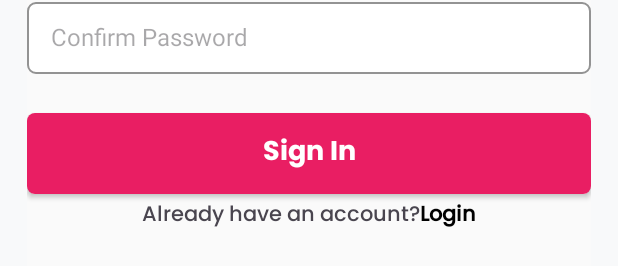
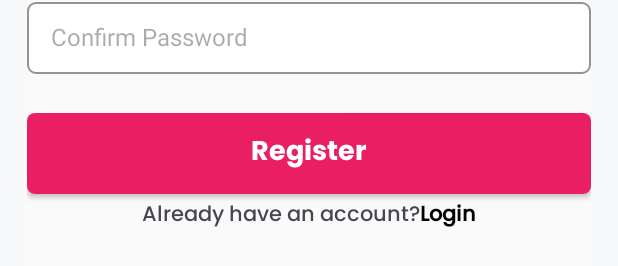
Before and after one commit to nguyen-dat-1612/blossy-flowerapp, an Android app: the layout fragment_register.xml on its own in the app's theme, with its tools: preview values and no code run, on a phone screen of 412 x 824 dp. Shown: the part 954-1220 px from the top of the screen. Run offline under Robolectric (Android 15) with nearby library versions, the phone set to English and light mode, and no system bars; network calls fail.

Commit message:
Improve registration and login form validation
- Show validation errors directly below input fields
- Retain single-click and loading overlay logic
- Improve input trim and null check handling
- Navigate to MainActivity on success

```diff
--- a/app/src/main/java/com/blossy/flowerstore/presentation/auth/ui/LoginFragment.kt
+++ b/app/src/main/java/com/blossy/flowerstore/presentation/auth/ui/LoginFragment.kt
@@ -65,10 +65,7 @@ class LoginFragment : Fragment(R.layout.fragment_login) {
 
     private fun setOnClickListener() {
         binding.loginButton.setOnSingleClickListener {
-            if (validateInputs()) viewModel.login(
-                email = binding.emailText.text.toString(),
-                password = binding.passwordText.text.toString()
-            )
+            if (validateInputs()) viewModel.login( email, password)
         }
         binding.signUpText.setOnClickListener {
             findNavController().navigate(R.id.action_loginFragment_to_registerFragment)
--- a/app/src/main/res/layout/fragment_register.xml
+++ b/app/src/main/res/layout/fragment_register.xml
@@ -9,6 +9,7 @@
 
 
     <androidx.constraintlayout.widget.ConstraintLayout
+        android:id="@+id/formContainer"
         android:layout_width="match_parent"
         android:layout_height="match_parent"
         android:background="@drawable/login_background"
@@ -134,12 +135,12 @@
             app:layout_constraintTop_toBottomOf="@+id/confirmPasswordTitle"/>
 
         <androidx.appcompat.widget.AppCompatButton
-            android:id="@+id/loginButton"
+            android:id="@+id/registerButton"
             android:layout_width="match_parent"
             android:layout_height="54dp"
             android:background="@drawable/bg_button_primary"
             style="@style/Widget.AppCompat.Button"
-            android:text="Sign In"
+            android:text="Register"
             android:fontFamily="@font/poppins_bold"
             android:textSize="18sp"
             android:textAllCaps="false"
@@ -160,11 +161,13 @@
             app:layout_constraintBottom_toBottomOf="parent"
             app:layout_constraintStart_toStartOf="parent"
             app:layout_constraintEnd_toEndOf="parent"/>
+    </androidx.constraintlayout.widget.ConstraintLayout>
 
-
-
-
-    </androidx.constraintlayout.widget.ConstraintLayout>
+    <include
+        layout="@layout/view_progress_overlay"
+        android:id="@+id/progressOverlay"
+        android:layout_width="match_parent"
+        android:layout_height="match_parent"/>
 
 
 </FrameLayout>
```
Also changed, not shown: app/src/main/java/com/blossy/flowerstore/presentation/auth/ui/RegisterFragment.kt (+52 -24 lines).
